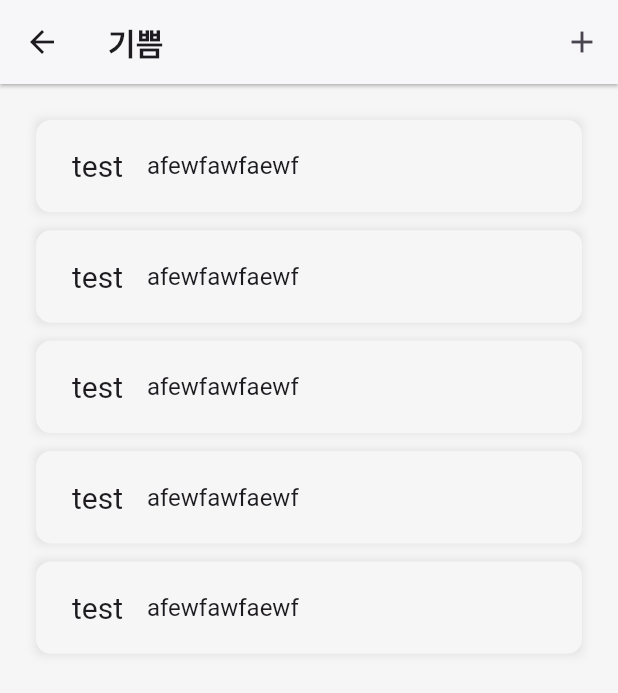
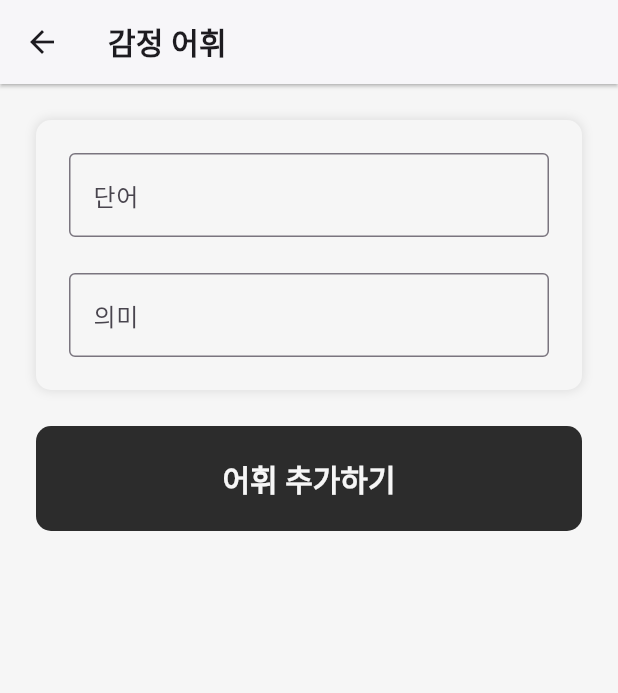
Before and after one commit to yyy5044/FlutterTeamProject, a Flutter app: the EmotionWordsView screen opened directly with sample values from the repository, after a tap on the "add" icon, on a phone screen of 412 x 824 dp. Shown: the top 693 px of the screen. Run offline on Flutter 3.47's test engine with Material 3 defaults, Android fonts, the phone set to English and light mode, and no system bars; our stand-ins replace cloud_firestore, dotted_border, firebase_auth, firebase_core, firebase_storage, image_picker and 2 more; accounts and stored records are empty; Roboto replaces fonts that are missing (YourPrimaryFont).

Commit message:
[CHORE] fixed layout

```diff
--- /dev/null
+++ b/lib/feature/emotion_words_view/add_emotion_view.dart
@@ -0,0 +1,119 @@
+import 'package:flutter/material.dart';
+
+import 'package:emotion_diary/common/utils/colors.dart';
+import 'package:emotion_diary/common/utils/theme_manager.dart';
+
+class AddEmotionView extends StatefulWidget {
+  const AddEmotionView({super.key});
+
+  @override
+  State<AddEmotionView> createState() => _AddEmotionViewState();
+}
+
+class _AddEmotionViewState extends State<AddEmotionView> {
+  final _formKey = GlobalKey<FormState>();
+
+  @override
+  Widget build(BuildContext context) {
+    return Scaffold(
+      backgroundColor: EmotionDiaryColors.white0,
+
+      appBar: AppBar(
+        title: Text(
+          "감정 어휘",
+          style: Theme.of(context).textTheme.titleSmall,
+        ),
+        backgroundColor: Colors.white,
+        elevation: 1,
+        shadowColor: Colors.black,
+      ),
+
+      body: LayoutBuilder(
+        builder: (context, BoxConstraints viewport) {
+          return SingleChildScrollView(
+            child: ConstrainedBox(
+              constraints: BoxConstraints(
+                minHeight: viewport.maxHeight
+              ),
+              child: IntrinsicHeight(
+                child: Container(
+                  padding: const EdgeInsets.fromLTRB(24, 24, 24, 24),
+                  child: Column(
+                    children: [
+                      Container(
+                        padding: const EdgeInsets.all(22),
+                        decoration: BoxDecoration(
+                            color: EmotionDiaryColors.white0,
+                            borderRadius: BorderRadius.circular(10),
+                            boxShadow: [
+                              BoxShadow(
+                                  color: Colors.black.withOpacity(0.1),
+                                  spreadRadius: 0.1,
+                                  blurRadius: 5,
+                                  offset: const Offset(0, 0)
+                              )
+                            ]
+                        ),
+
+                        child: Form(
+                          key: _formKey,
+                          child: Column(
+                            children: [
+                              TextFormField(
+                                decoration: const InputDecoration(
+                                    border: OutlineInputBorder(),
+                                    labelText: "단어"
+                                ),
+                              ),
+
+                              const SizedBox(height: 24,),
+
+                              TextFormField(
+                                decoration: const InputDecoration(
+                                  border: OutlineInputBorder(),
+                                  labelText: "의미"
+                                ),
+                                keyboardType: TextInputType.multiline,
+                                maxLines: null,
+                              ),
+                            ],
+                          ),
+                        ),
+                      ),
+
+                      const SizedBox(height: 24,),
+
+                      ElevatedButton(
+                        style: ElevatedButton.styleFrom(
+                            shape: RoundedRectangleBorder(
+                              borderRadius: BorderRadius.circular(10),
+                            ),
+                            backgroundColor: EmotionDiaryColors.black0,
+                            foregroundColor: EmotionDiaryColors.white0,
+                            textStyle: ThemeManager.themeData.textTheme.titleSmall,
+                            elevation: 0
+                        ),
+                        onPressed: (){},
+
+                        child: Container(
+                          padding: const EdgeInsets.all(20),
+                          child: const Row(
+                            mainAxisAlignment: MainAxisAlignment.center,
+                            children: [
+                              Text("어휘 추가하기")
+                            ],
+                          ),
+                        ),
+                      )
+                    ]
+                  ),
+                ),
+              ),
+            ),
+          );
+        }
+      )
+
+    );
+  }
+}
--- a/lib/feature/emotion_words_view/emotion_word_detail_view.dart
+++ b/lib/feature/emotion_words_view/emotion_word_detail_view.dart
@@ -40,12 +40,19 @@ class EmotionWordDetailView extends StatelessWidget {
         ],
       ),
 
-      body: SafeArea(
-        minimum: const EdgeInsets.all(24),
+        body: LayoutBuilder(
+          builder: (context, BoxConstraints viewport) {
+            return SingleChildScrollView(
+              child: ConstrainedBox(
+                constraints: BoxConstraints(
+                  minHeight: viewport.maxHeight
+                ),
+                child: IntrinsicHeight(
+                  child: Container(
+                    padding: const EdgeInsets.fromLTRB(24, 24, 24, 24),
 
                     child: Column(
                       children: [
-
                         Container(
                           padding: const EdgeInsets.all(22),
                           decoration: BoxDecoration(
@@ -60,10 +67,8 @@ class EmotionWordDetailView extends StatelessWidget {
                               )
                             ]
                           ),
+                          width: viewport.maxWidth,
 
-              child: Row(
-                children: [
-                  FittedBox(
                           child: Column(
                             crossAxisAlignment: CrossAxisAlignment.start,
 
@@ -81,12 +86,9 @@ class EmotionWordDetailView extends StatelessWidget {
                               )
                             ],
                           ),
-                  )
-                ],
-              ),
                         ),
 
-            const Expanded(child: SizedBox()),
+                        const SizedBox(height: 24,),
 
                         ElevatedButton(
                           style: ElevatedButton.styleFrom(
@@ -110,45 +112,86 @@ class EmotionWordDetailView extends StatelessWidget {
                             ),
                           ),
                         )
-          ]
+                      ],
+                    ),
+                  ),
+                ),
+              ),
+            );
+          }
         )
-        // child: Expanded(
-        //   flex: 1,
-        //   child: Container(
-        //     padding: const EdgeInsets.all(22),
-        //     decoration: BoxDecoration(
-        //       color: EmotionDiaryColors.white0,
-        //       borderRadius: BorderRadius.circular(10),
-        //       boxShadow: [
-        //         BoxShadow(
-        //           color: Colors.black.withOpacity(0.1),
-        //           spreadRadius: 0.1,
-        //           blurRadius: 5,
-        //           offset: const Offset(0, 0)
-        //         )
-        //       ]
+
+        // child: Column(
+        //   children: [
+        //
+        //     Container(
+        //       padding: const EdgeInsets.all(22),
+        //       decoration: BoxDecoration(
+        //         color: EmotionDiaryColors.white0,
+        //         borderRadius: BorderRadius.circular(10),
+        //         boxShadow: [
+        //           BoxShadow(
+        //               color: Colors.black.withOpacity(0.1),
+        //               spreadRadius: 0.1,
+        //               blurRadius: 5,
+        //               offset: const Offset(0, 0)
+        //           )
+        //         ]
+        //       ),
+        //
+        //       child: Row(
+        //         children: [
+        //           FittedBox(
+        //             child: Column(
+        //               crossAxisAlignment: CrossAxisAlignment.start,
+        //
+        //               children: [
+        //                 Text(
+        //                   emotion.word,
+        //                   style: ThemeManager.themeData.textTheme.headlineSmall,
+        //                 ),
+        //
+        //                 const SizedBox(height: 24,),
+        //
+        //                 Text(
+        //                   emotion.definition,
+        //                   style: ThemeManager.themeData.textTheme.bodyMedium,
+        //                 )
+        //               ],
+        //             ),
+        //           )
+        //         ],
+        //       ),
         //     ),
         //
-        //     child: Column(
-        //       crossAxisAlignment: CrossAxisAlignment.start,
+        //     const Expanded(child: SizedBox()),
         //
-        //       children: [
-        //         Text(
-        //           emotion.word,
-        //           style: ThemeManager.themeData.textTheme.headlineSmall,
+        //     ElevatedButton(
+        //       style: ElevatedButton.styleFrom(
+        //           shape: RoundedRectangleBorder(
+        //             borderRadius: BorderRadius.circular(10),
+        //           ),
+        //           backgroundColor: EmotionDiaryColors.black0,
+        //           foregroundColor: EmotionDiaryColors.white0,
+        //           textStyle: ThemeManager.themeData.textTheme.titleSmall,
+        //           elevation: 0
+        //       ),
+        //       onPressed: (){},
+        //
+        //       child: Container(
+        //         padding: const EdgeInsets.all(20),
+        //         child: const Row(
+        //           mainAxisAlignment: MainAxisAlignment.center,
+        //           children: [
+        //             Text("일기 작성하기")
+        //           ],
         //         ),
-        //
-        //         const SizedBox(height: 24,),
-        //
-        //         Text(
-        //           emotion.definition,
-        //           style: ThemeManager.themeData.textTheme.bodyMedium,
-        //         )
-        //       ],
-        //     ),
-        //   ),
-        // ),
-      )
+        //       ),
+        //     )
+        //   ]
+        // )
+
+
     );
   }
 }
--- a/lib/feature/emotion_words_view/emotion_word_view.dart
+++ b/lib/feature/emotion_words_view/emotion_word_view.dart
@@ -1,3 +1,4 @@
+import 'package:emotion_diary/feature/emotion_words_view/add_emotion_view.dart';
 import 'package:emotion_diary/feature/emotion_words_view/emotion_word_detail_view.dart';
 import 'package:flutter/material.dart';
 
@@ -43,7 +44,10 @@ class EmotionWordsView extends StatelessWidget {
         actions: [
           IconButton(
             onPressed: (){
-
+              Navigator.push(
+                context,
+                MaterialPageRoute(builder: (context) => AddEmotionView())
+              );
             },
             icon: const Icon(Icons.add,),
           )
```
Also changed, not shown: pubspec.lock. Lines whose indentation alone changed are shown as unchanged.
